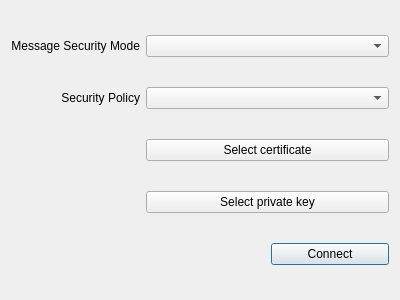
ilManno/OPCUA_PyClient_NodeServer, file client/connection_ui.ui: the form before one commit.
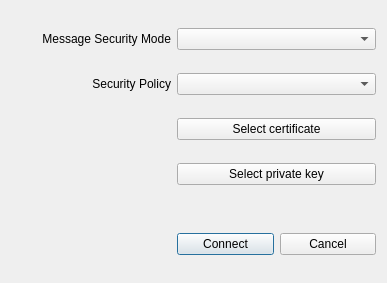
The form after the commit. Icons and pictures are not drawn.

```diff
--- a/client/connection_ui.ui
+++ b/client/connection_ui.ui
@@ -6,8 +6,8 @@
    <rect>
     <x>0</x>
     <y>0</y>
-    <width>400</width>
-    <height>300</height>
+    <width>387</width>
+    <height>283</height>
    </rect>
   </property>
   <property name="windowTitle">
@@ -18,42 +18,7 @@
     <normaloff>uawidgets/icons/property.svg</normaloff>uawidgets/icons/property.svg</iconset>
   </property>
   <layout class="QGridLayout" name="gridLayout">
-   <item row="1" column="0">
-    <widget class="QLabel" name="policyLabel">
-     <property name="text">
-      <string>Security Policy</string>
-     </property>
-     <property name="alignment">
-      <set>Qt::AlignRight|Qt::AlignTrailing|Qt::AlignVCenter</set>
-     </property>
-    </widget>
-   </item>
-   <item row="3" column="0">
-    <widget class="QLabel" name="privateKeyLabel">
-     <property name="font">
-      <font>
-       <italic>true</italic>
-      </font>
-     </property>
-     <property name="text">
-      <string/>
-     </property>
-     <property name="alignment">
-      <set>Qt::AlignRight|Qt::AlignTrailing|Qt::AlignVCenter</set>
-     </property>
-    </widget>
-   </item>
-   <item row="4" column="2">
-    <widget class="QPushButton" name="connectButton">
-     <property name="text">
-      <string>Connect</string>
-     </property>
-    </widget>
-   </item>
-   <item row="0" column="1" colspan="2">
-    <widget class="QComboBox" name="modeComboBox"/>
-   </item>
-   <item row="0" column="0">
+   <item row="0" column="1">
     <widget class="QLabel" name="modeLabel">
      <property name="text">
       <string>Message Security Mode</string>
@@ -63,7 +28,14 @@
      </property>
     </widget>
    </item>
-   <item row="3" column="1" colspan="2">
+   <item row="5" column="2">
+    <widget class="QPushButton" name="connectButton">
+     <property name="text">
+      <string>Connect</string>
+     </property>
+    </widget>
+   </item>
+   <item row="3" column="2" colspan="2">
     <widget class="QPushButton" name="privateKeyButton">
      <property name="toolTip">
       <string>Select PEM File</string>
@@ -73,7 +45,14 @@
      </property>
     </widget>
    </item>
-   <item row="2" column="1" colspan="2">
+   <item row="5" column="3">
+    <widget class="QPushButton" name="cancelButton">
+     <property name="text">
+      <string>Cancel</string>
+     </property>
+    </widget>
+   </item>
+   <item row="2" column="2" colspan="2">
     <widget class="QPushButton" name="certificateButton">
      <property name="toolTip">
       <string>Select DER File</string>
@@ -83,24 +62,84 @@
      </property>
     </widget>
    </item>
-   <item row="2" column="0">
-    <widget class="QLabel" name="certificateLabel">
-     <property name="font">
-      <font>
-       <italic>true</italic>
-      </font>
-     </property>
-     <property name="text">
-      <string/>
-     </property>
-     <property name="alignment">
-      <set>Qt::AlignRight|Qt::AlignTrailing|Qt::AlignVCenter</set>
-     </property>
-    </widget>
-   </item>
-   <item row="1" column="1" colspan="2">
+   <item row="1" column="2" colspan="2">
     <widget class="QComboBox" name="policyComboBox"/>
    </item>
+   <item row="0" column="0" rowspan="2">
+    <spacer name="horizontalSpacer">
+     <property name="orientation">
+      <enum>Qt::Horizontal</enum>
+     </property>
+     <property name="sizeType">
+      <enum>QSizePolicy::Fixed</enum>
+     </property>
+     <property name="sizeHint" stdset="0">
+      <size>
+       <width>25</width>
+       <height>20</height>
+      </size>
+     </property>
+    </spacer>
+   </item>
+   <item row="0" column="2" colspan="2">
+    <widget class="QComboBox" name="modeComboBox"/>
+   </item>
+   <item row="1" column="1">
+    <widget class="QLabel" name="policyLabel">
+     <property name="text">
+      <string>Security Policy</string>
+     </property>
+     <property name="alignment">
+      <set>Qt::AlignRight|Qt::AlignTrailing|Qt::AlignVCenter</set>
+     </property>
+    </widget>
+   </item>
+   <item row="3" column="0" colspan="2">
+    <widget class="QLabel" name="privateKeyLabel">
+     <property name="font">
+      <font>
+       <italic>true</italic>
+      </font>
+     </property>
+     <property name="text">
+      <string/>
+     </property>
+     <property name="alignment">
+      <set>Qt::AlignRight|Qt::AlignTrailing|Qt::AlignVCenter</set>
+     </property>
+    </widget>
+   </item>
+   <item row="2" column="0" colspan="2">
+    <widget class="QLabel" name="certificateLabel">
+     <property name="font">
+      <font>
+       <italic>true</italic>
+      </font>
+     </property>
+     <property name="text">
+      <string/>
+     </property>
+     <property name="alignment">
+      <set>Qt::AlignRight|Qt::AlignTrailing|Qt::AlignVCenter</set>
+     </property>
+    </widget>
+   </item>
+   <item row="4" column="0" colspan="4">
+    <spacer name="verticalSpacer">
+     <property name="orientation">
+      <enum>Qt::Vertical</enum>
+     </property>
+     <property name="sizeType">
+      <enum>QSizePolicy::Fixed</enum>
+     </property>
+     <property name="sizeHint" stdset="0">
+      <size>
+       <width>20</width>
+       <height>25</height>
+      </size>
+     </property>
+    </spacer>
+   </item>
   </layout>
  </widget>
  <layoutdefault spacing="6" margin="11"/>
```
